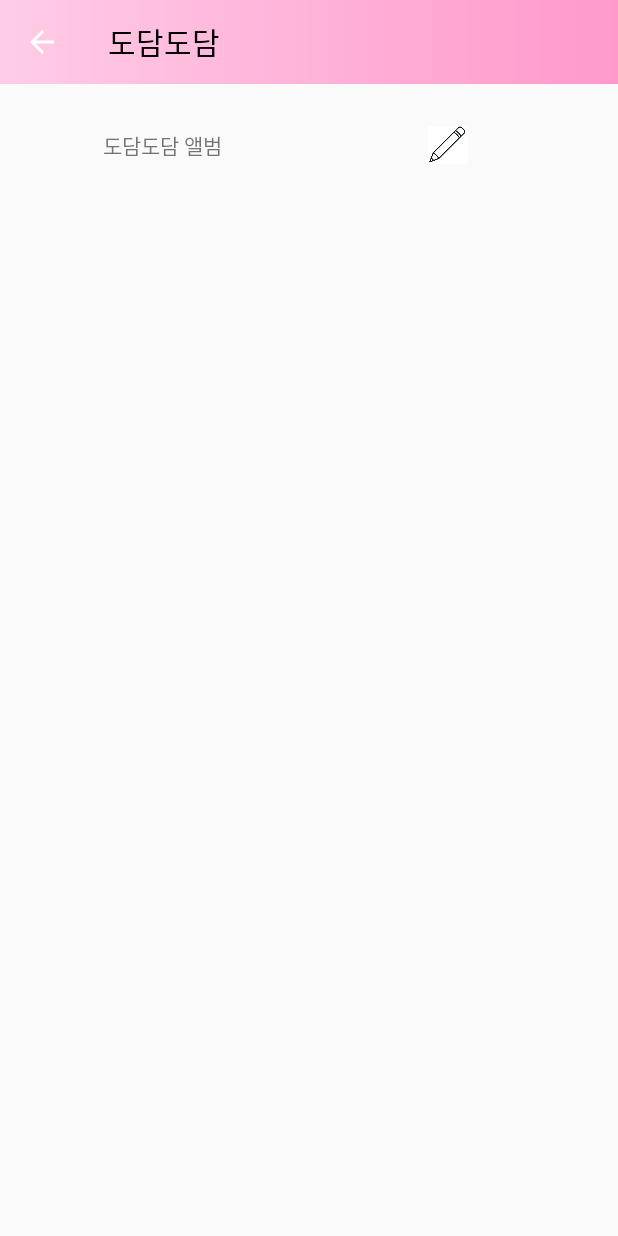
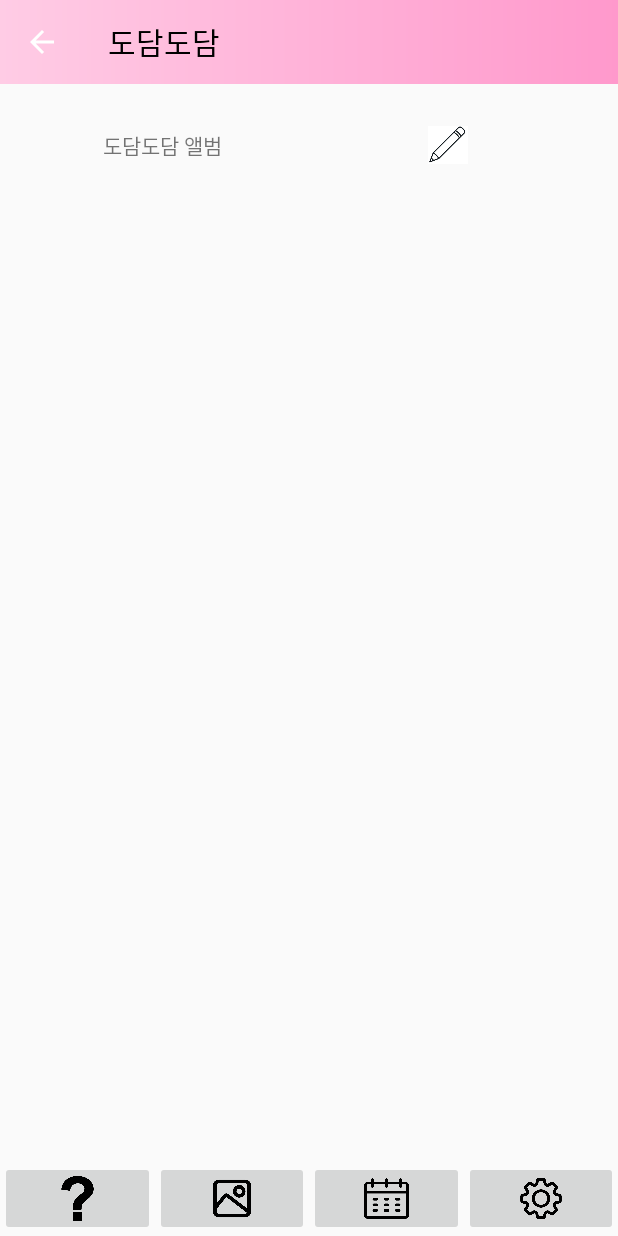
Before and after one commit to elmellamo/DoDamDoDam, an Android app: the AlbumMain screen opened directly, with no data from a screen before it, on a phone screen of 412 x 824 dp. Run offline under Robolectric (Android 15) with nearby library versions, the phone set to English and light mode, and no system bars; our stand-ins replace Firebase (no records; nobody signed in at launch, a user with empty details on screens opened directly).

```diff
--- a/app/src/main/java/com/example/dodamdodam/activity/album/AlbumAdd.java
+++ b/app/src/main/java/com/example/dodamdodam/activity/album/AlbumAdd.java
@@ -1,6 +1,7 @@
 package com.example.dodamdodam.activity.album;
 
 import android.content.ActivityNotFoundException;
+import android.content.Intent;
 import android.net.Uri;
 import android.os.Build;
 import android.os.Bundle;
@@ -21,6 +22,8 @@ import androidx.recyclerview.widget.LinearLayoutManager;
 import androidx.recyclerview.widget.RecyclerView;
 
 import com.example.dodamdodam.R;
+import com.example.dodamdodam.activity.Calendar.CalendarMain;
+import com.example.dodamdodam.activity.Setting.SettingMain;
 import com.example.dodamdodam.adapter.CustomAdapter;
 import com.example.dodamdodam.view.AlbumInfo;
 import com.example.dodamdodam.view.MediaType;
@@ -57,33 +60,7 @@ public class AlbumAdd extends AppCompatActivity {
     private LinearLayout parent;
     private int pathCount,successCount;
 
-//    private final ActivityResultLauncher<Intent> startForMultipleModeResult = registerForActivityResult(new ActivityResultContracts.StartActivityForResult(),
-//            result -> {
-//                final int resultCode = result.getResultCode();
-//                final Intent data = result.getData();
-//                Log.e("로그", " resultCode: " + resultCode + " data: " + data);
-//
-//                if (result.getResultCode() == Activity.RESULT_OK) {
-//                    if (data == null) return;
-//
-//                    for (int i = 0; i < data.getClipData().getItemCount(); i++) {
-//                        final Uri currentUri = data.getClipData().getItemAt(i).getUri();
-//                        Log.e("로그", "onActivityResult: currentUri" + currentUri.toString());
-//
-//                        // Do stuff with each photo/video URI.
-//                        handlePickerResponse(currentUri);
-//                    }
-//
-//                    RecyclerViewItem item = new RecyclerViewItem();
-//                    item.setGalleryuri(uriList);
-//                    item.setPublisher(user.getUid());
-//                    item.setMcreatedAt(new Date());
-//
-//                    mRItems.add(item);
-//                    mAdapter = new CustomAdapter(mRItems);
-//                    recyclerview.setAdapter(mAdapter);
-//                }
-//            });
+
 
     @Override
     protected void onCreate(Bundle savedInstanceState) {
@@ -100,6 +77,14 @@ public class AlbumAdd extends AppCompatActivity {
         findViewById(R.id.post_saves).setOnClickListener(onClickListener);
         findViewById(R.id.image_btn).setOnClickListener(onClickListener);
 
+        EditText editText = new EditText(AlbumAdd.this);
+        editText.setHint("내용을 입력하세요.");
+
+        findViewById(R.id.questionBtn).setOnClickListener(onClickListener);
+        findViewById(R.id.settingBtn).setOnClickListener(onClickListener);
+        findViewById(R.id.calendarBtn2).setOnClickListener(onClickListener);
+        findViewById(R.id.albumBtn).setOnClickListener(onClickListener);
+
     }
 
     View.OnClickListener onClickListener = new View.OnClickListener() {
@@ -113,6 +98,19 @@ public class AlbumAdd extends AppCompatActivity {
                     mRItems.clear();
                     loadImage();
                     break;
+                case R.id.questionBtn:
+                    //myStartActivity(AlbumMain.class);
+                    break;
+                case R.id.settingBtn:
+                    myStartActivity(SettingMain.class);
+                    break;
+                case R.id.calendarBtn2:
+                    myStartActivity(CalendarMain.class);
+                    break;
+                case R.id.albumBtn:
+                    myStartActivity(AlbumMain.class);
+                    break;
+
             }
         }
     };
@@ -275,11 +273,18 @@ public class AlbumAdd extends AppCompatActivity {
     public void onBackPressed() {
         super.onBackPressed();
         mRItems.clear();
+        mAdapter.notifyDataSetChanged();
         finish();
     }
 
     private void startToast(String msg){
         Toast.makeText(this, msg, Toast.LENGTH_LONG).show();
+    }
+
+    private void myStartActivity(Class c){
+        Intent intent = new Intent(this, c);
+        intent.addFlags(Intent.FLAG_ACTIVITY_CLEAR_TOP);
+        startActivity(intent);
     }
 
     private void showDialog(String message) {
--- a/app/src/main/res/layout/activity_album_main.xml
+++ b/app/src/main/res/layout/activity_album_main.xml
@@ -52,14 +52,85 @@
 
     </androidx.constraintlayout.widget.ConstraintLayout>
 
-    <FrameLayout
-        android:id="@+id/listcontainer"
+    <ScrollView
         android:layout_width="match_parent"
         android:layout_height="wrap_content"
         android:layout_below="@+id/album_layout"
+        android:orientation="vertical">
+
+        <androidx.recyclerview.widget.RecyclerView
+            android:id="@+id/gallery_layout"
+            android:layout_width="match_parent"
+            android:layout_height="match_parent"
+            app:layout_constraintBottom_toBottomOf="parent"
+            app:layout_constraintEnd_toEndOf="parent"
+            app:layout_constraintStart_toStartOf="parent"
+            app:layout_constraintTop_toTopOf="parent"
+            >
+
+        </androidx.recyclerview.widget.RecyclerView>
+    </ScrollView>
+
+    <androidx.constraintlayout.widget.ConstraintLayout
+        android:id="@+id/imageBtnLayout"
+        android:layout_width="match_parent"
+        android:layout_height="wrap_content"
+        android:layout_below="@+id/gallery_layout"
         android:layout_alignParentBottom="true">
 
-    </FrameLayout>
+        <ImageButton
+            android:id="@+id/settingBtn"
+            android:layout_width="0dp"
+            android:layout_height="50dp"
+            android:adjustViewBounds="true"
+            android:contentDescription="설정"
+            android:scaleType="fitCenter"
+            app:layout_constraintBottom_toBottomOf="parent"
+            app:layout_constraintHorizontal_chainStyle="spread"
+            app:layout_constraintLeft_toRightOf="@id/calendarBtn2"
+            app:layout_constraintRight_toRightOf="parent"
+            app:layout_constraintTop_toTopOf="parent"
+            app:srcCompat="@drawable/settingicon" />
+
+        <ImageButton
+            android:id="@+id/calendarBtn2"
+            android:layout_width="0dp"
+            android:layout_height="50dp"
+            android:adjustViewBounds="true"
+            android:contentDescription="달력"
+            android:scaleType="fitCenter"
+            app:layout_constraintBottom_toBottomOf="parent"
+            app:layout_constraintLeft_toRightOf="@id/albumBtn"
+            app:layout_constraintRight_toLeftOf="@id/settingBtn"
+            app:layout_constraintTop_toTopOf="parent"
+            app:srcCompat="@drawable/calendaricon" />
+
+        <ImageButton
+            android:id="@+id/albumBtn"
+            android:layout_width="0dp"
+            android:layout_height="50dp"
+            android:adjustViewBounds="true"
+            android:contentDescription="사진"
+            android:scaleType="fitCenter"
+            app:layout_constraintBottom_toBottomOf="parent"
+            app:layout_constraintLeft_toRightOf="@id/questionBtn"
+            app:layout_constraintRight_toLeftOf="@id/calendarBtn2"
+            app:layout_constraintTop_toTopOf="parent"
+            app:srcCompat="@drawable/albumicon" />
+
+        <ImageButton
+            android:id="@+id/questionBtn"
+            android:layout_width="0dp"
+            android:layout_height="50dp"
+            android:adjustViewBounds="true"
+            android:contentDescription="질문"
+            android:scaleType="fitCenter"
+            app:layout_constraintBottom_toBottomOf="parent"
+            app:layout_constraintLeft_toLeftOf="parent"
+            app:layout_constraintRight_toLeftOf="@id/albumBtn"
+            app:layout_constraintTop_toTopOf="parent"
+            app:srcCompat="@drawable/questionicon" />
+    </androidx.constraintlayout.widget.ConstraintLayout>
 
 
 </RelativeLayout>
```
